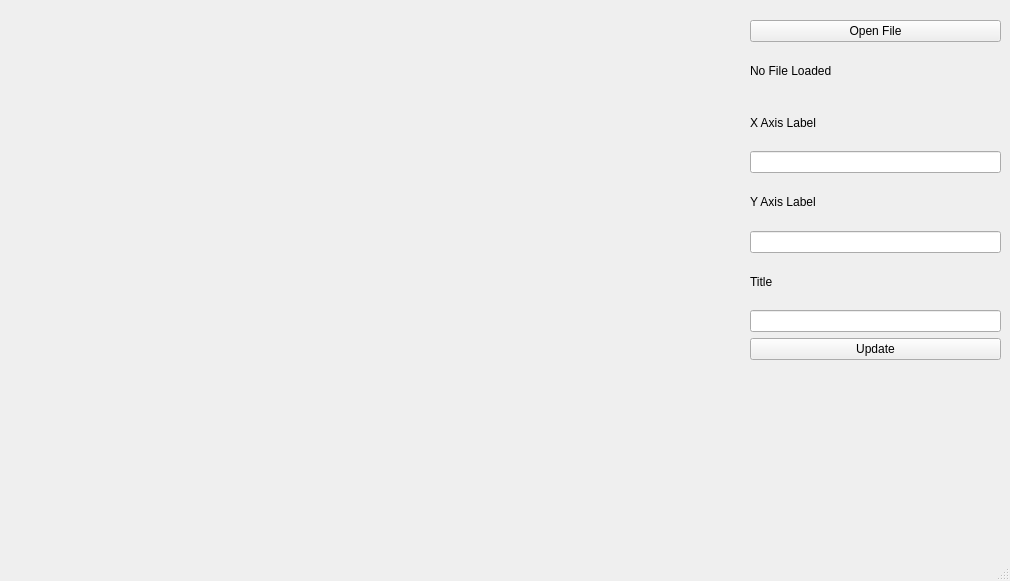
vikChiu97/CosSinTan, file main.ui: the form before one commit.
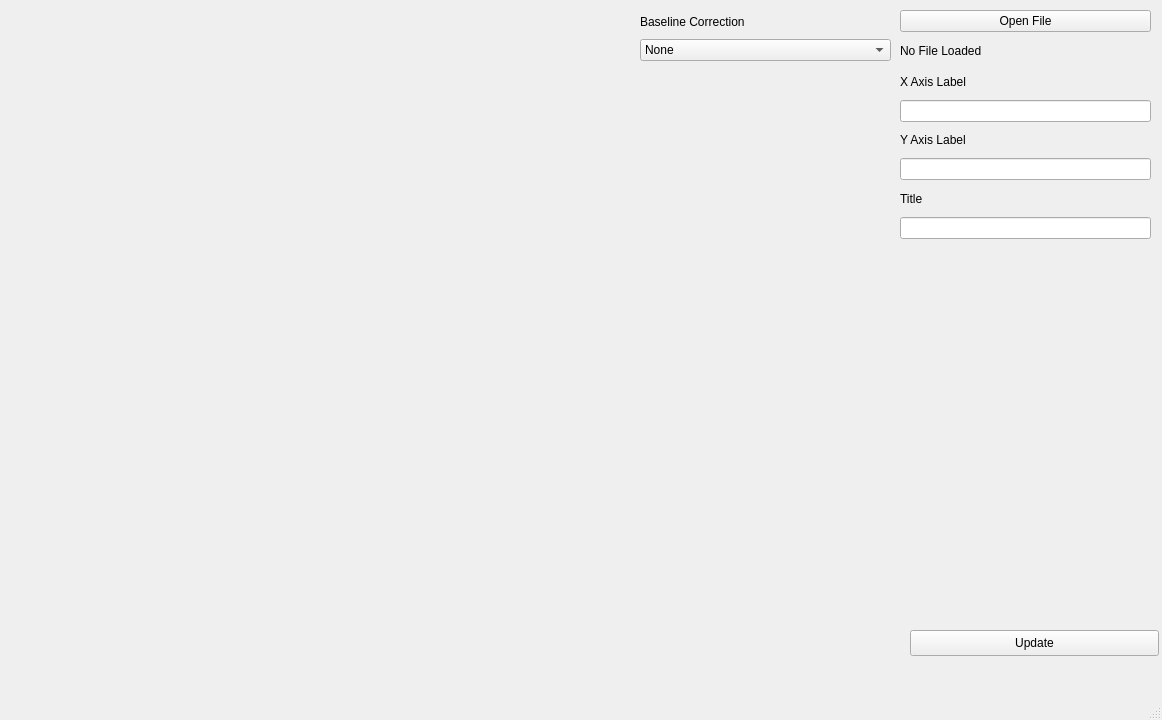
The form after the commit.

Commit message: Added basic baseline correction feature

What changed in the file:
```diff
--- a/main.ui
+++ b/main.ui
@@ -6,8 +6,8 @@
    <rect>
     <x>0</x>
     <y>0</y>
-    <width>1010</width>
-    <height>581</height>
+    <width>1162</width>
+    <height>720</height>
    </rect>
   </property>
   <property name="windowTitle">
@@ -19,7 +19,7 @@
      <rect>
       <x>30</x>
       <y>10</y>
-      <width>691</width>
+      <width>591</width>
       <height>491</height>
      </rect>
     </property>
@@ -32,10 +32,10 @@
    <widget class="QWidget" name="verticalLayoutWidget_2">
     <property name="geometry">
      <rect>
-      <x>750</x>
-      <y>20</y>
+      <x>900</x>
+      <y>10</y>
       <width>251</width>
-      <height>340</height>
+      <height>229</height>
      </rect>
     </property>
     <layout class="QVBoxLayout" name="verticalLayout_2">
@@ -83,15 +83,74 @@
      <item>
       <widget class="QLineEdit" name="titleLine"/>
      </item>
+    </layout>
+   </widget>
+   <widget class="QWidget" name="verticalLayoutWidget_3">
+    <property name="geometry">
+     <rect>
+      <x>640</x>
+      <y>10</y>
+      <width>251</width>
+      <height>51</height>
+     </rect>
+    </property>
+    <layout class="QVBoxLayout" name="verticalLayout_3">
      <item>
-      <widget class="QPushButton" name="updateButton">
+      <widget class="QLabel" name="baselineLabel">
        <property name="text">
-        <string>Update</string>
+        <string>Baseline Correction</string>
        </property>
       </widget>
      </item>
+     <item>
+      <widget class="QComboBox" name="baselineBox">
+       <item>
+        <property name="text">
+         <string>None</string>
+        </property>
+       </item>
+       <item>
+        <property name="text">
+         <string>airPLS</string>
+        </property>
+       </item>
+       <item>
+        <property name="text">
+         <string>Rubber Band</string>
+        </property>
+       </item>
+       <item>
+        <property name="text">
+         <string>Polynomial</string>
+        </property>
+       </item>
+       <item>
+        <property name="text">
+         <string>Piecewise Spline</string>
+        </property>
+       </item>
+       <item>
+        <property name="text">
+         <string>Savitzky–Golay</string>
+        </property>
+       </item>
+      </widget>
+     </item>
     </layout>
    </widget>
+   <widget class="QPushButton" name="updateButton">
+    <property name="geometry">
+     <rect>
+      <x>910</x>
+      <y>630</y>
+      <width>249</width>
+      <height>26</height>
+     </rect>
+    </property>
+    <property name="text">
+     <string>Update</string>
+    </property>
+   </widget>
   </widget>
   <widget class="QMenuBar" name="menubar">
    <property name="geometry">
```
Left out of the diff: 2 changed lines with no effect on the pictures. The commit also changes 3 other files.
